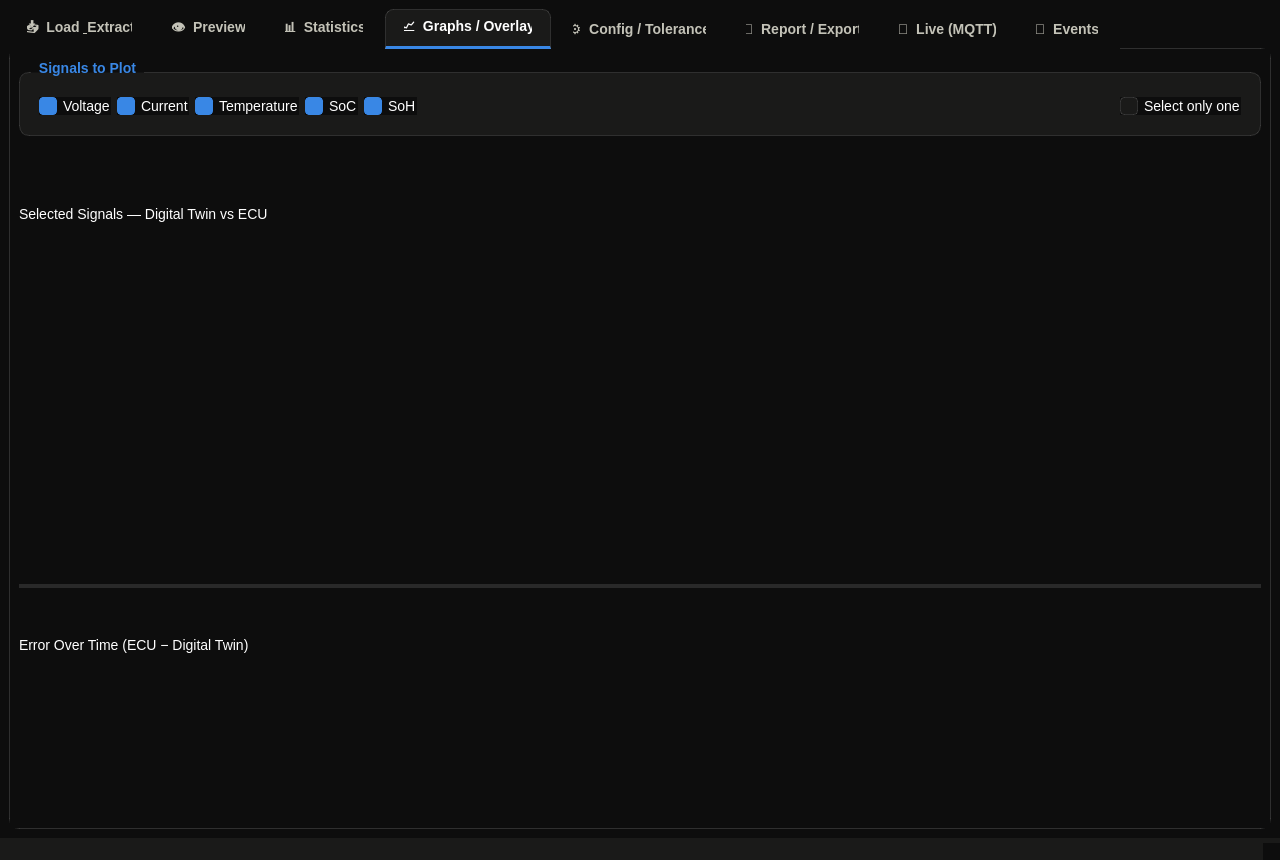
The window that f.ui (Mezo-2006/COMPARISON-BATTERY-TOOL) describes before a commit, drawn with Qt 5.
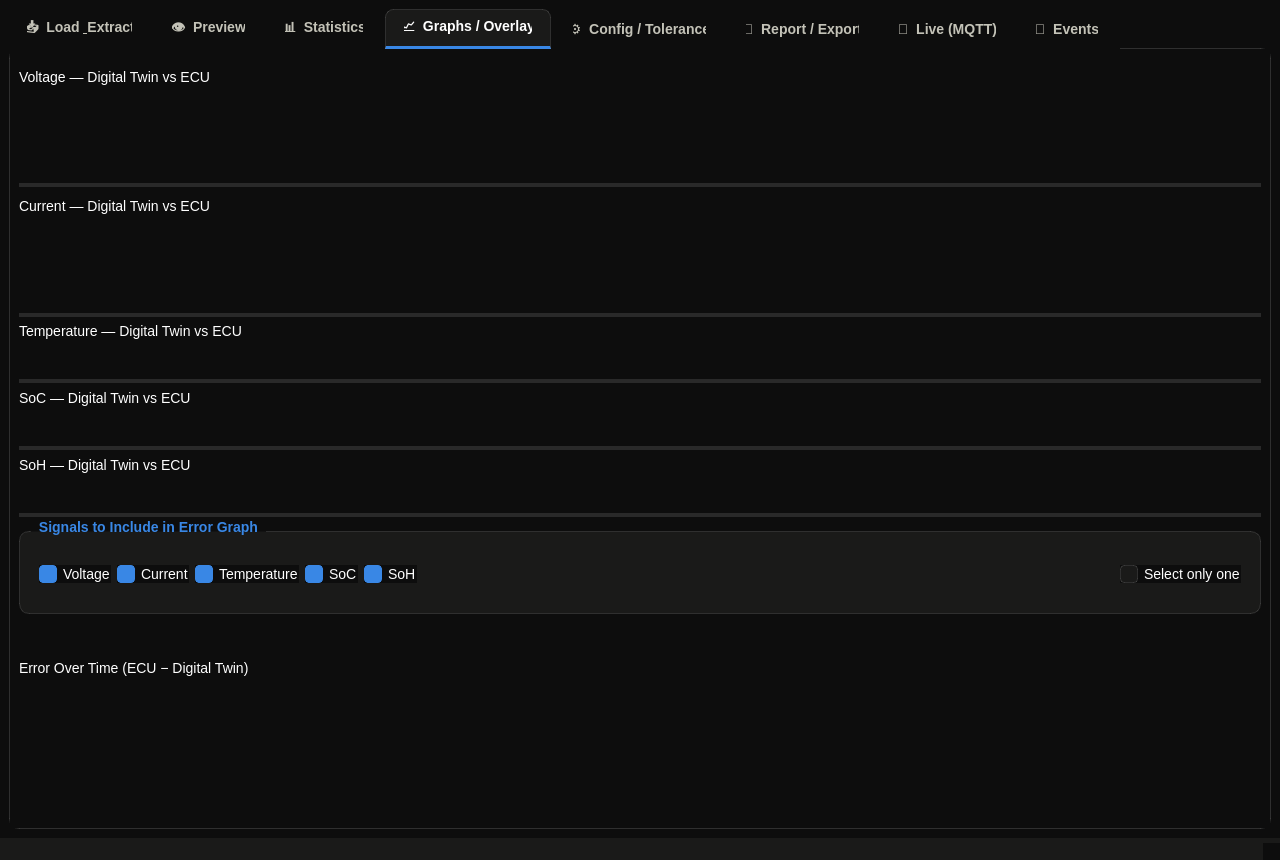
The same window after the commit. The open tabs and pages were chosen to show the change. Custom widgets are drawn as their Qt base class.

Patch:
```diff
--- a/f.ui
+++ b/f.ui
@@ -595,9 +595,112 @@
        </attribute>
        <layout class="QVBoxLayout" name="verticalLayoutGraphs">
         <item>
+         <widget class="QSplitter" name="splitterGraphs">
+          <property name="orientation">
+           <enum>Qt::Vertical</enum>
+          </property>
+          <widget class="QWidget" name="widgetVoltagePlotContainer">
+           <layout class="QVBoxLayout" name="verticalLayoutVoltagePlot">
+            <item>
+             <widget class="QLabel" name="labelVoltagePlotTitle">
+              <property name="text">
+               <string>Voltage — Digital Twin vs ECU</string>
+              </property>
+             </widget>
+            </item>
+            <item>
+             <widget class="QLabel" name="labelVoltageWarning">
+              <property name="styleSheet">
+               <string>color: #d32f2f; font-weight: bold;</string>
+              </property>
+              <property name="text">
+               <string/>
+              </property>
+              <property name="wordWrap">
+               <bool>true</bool>
+              </property>
+             </widget>
+            </item>
+            <item>
+             <widget class="PlotWidget" name="plotWidgetVoltage" native="true"/>
+            </item>
+           </layout>
+          </widget>
+          <widget class="QWidget" name="widgetCurrentPlotContainer">
+           <layout class="QVBoxLayout" name="verticalLayoutCurrentPlot">
+            <item>
+             <widget class="QLabel" name="labelCurrentPlotTitle">
+              <property name="text">
+               <string>Current — Digital Twin vs ECU</string>
+              </property>
+             </widget>
+            </item>
+            <item>
+             <widget class="QLabel" name="labelCurrentWarning">
+              <property name="styleSheet">
+               <string>color: #d32f2f; font-weight: bold;</string>
+              </property>
+              <property name="text">
+               <string/>
+              </property>
+              <property name="wordWrap">
+               <bool>true</bool>
+              </property>
+             </widget>
+            </item>
+            <item>
+             <widget class="PlotWidget" name="plotWidgetCurrent" native="true"/>
+            </item>
+           </layout>
+          </widget>
+          <widget class="QWidget" name="widgetTemperaturePlotContainer">
+           <layout class="QVBoxLayout" name="verticalLayoutTemperaturePlot">
+            <item>
+             <widget class="QLabel" name="labelTemperaturePlotTitle">
+              <property name="text">
+               <string>Temperature — Digital Twin vs ECU</string>
+              </property>
+             </widget>
+            </item>
+            <item>
+             <widget class="PlotWidget" name="plotWidgetTemperature" native="true"/>
+            </item>
+           </layout>
+          </widget>
+          <widget class="QWidget" name="widgetSocPlotContainer">
+           <layout class="QVBoxLayout" name="verticalLayoutSocPlot">
+            <item>
+             <widget class="QLabel" name="labelSocPlotTitle">
+              <property name="text">
+               <string>SoC — Digital Twin vs ECU</string>
+              </property>
+             </widget>
+            </item>
+            <item>
+             <widget class="PlotWidget" name="plotWidgetSoc" native="true"/>
+            </item>
+           </layout>
+          </widget>
+          <widget class="QWidget" name="widgetSohPlotContainer">
+           <layout class="QVBoxLayout" name="verticalLayoutSohPlot">
+            <item>
+             <widget class="QLabel" name="labelSohPlotTitle">
+              <property name="text">
+               <string>SoH — Digital Twin vs ECU</string>
+              </property>
+             </widget>
+            </item>
+            <item>
+             <widget class="PlotWidget" name="plotWidgetSoh" native="true"/>
+            </item>
+           </layout>
+          </widget>
+          <widget class="QWidget" name="widgetErrorPlotContainer">
+           <layout class="QVBoxLayout" name="verticalLayoutErrorPlot">
+            <item>
          <widget class="QGroupBox" name="groupBoxSignalSelection">
           <property name="title">
-           <string>Signals to Plot</string>
+               <string>Signals to Include in Error Graph</string>
           </property>
           <layout class="QHBoxLayout" name="horizontalLayoutSignalSelection">
            <item>
@@ -676,57 +779,6 @@
           </layout>
          </widget>
         </item>
-        <item>
-         <widget class="QSplitter" name="splitterGraphs">
-          <property name="orientation">
-           <enum>Qt::Vertical</enum>
-          </property>
-          <widget class="QWidget" name="widgetOverlayPlotContainer">
-           <layout class="QVBoxLayout" name="verticalLayoutOverlayPlot">
-            <item>
-             <widget class="QLabel" name="labelOverlayPlotTitle">
-              <property name="text">
-               <string>Selected Signals — Digital Twin vs ECU</string>
-              </property>
-             </widget>
-            </item>
-            <item>
-             <layout class="QHBoxLayout" name="horizontalLayoutOverlayWarnings">
-              <item>
-               <widget class="QLabel" name="labelVoltageWarning">
-                <property name="styleSheet">
-                 <string>color: #d32f2f; font-weight: bold;</string>
-                </property>
-                <property name="text">
-                 <string/>
-                </property>
-                <property name="wordWrap">
-                 <bool>true</bool>
-                </property>
-               </widget>
-              </item>
-              <item>
-               <widget class="QLabel" name="labelCurrentWarning">
-                <property name="styleSheet">
-                 <string>color: #d32f2f; font-weight: bold;</string>
-                </property>
-                <property name="text">
-                 <string/>
-                </property>
-                <property name="wordWrap">
-                 <bool>true</bool>
-                </property>
-               </widget>
-              </item>
-             </layout>
-            </item>
-            <item>
-             <widget class="PlotWidget" name="plotWidgetOverlay" native="true"/>
-            </item>
-           </layout>
-          </widget>
-          <widget class="QWidget" name="widgetErrorPlotContainer">
-           <layout class="QVBoxLayout" name="verticalLayoutErrorPlot">
             <item>
              <widget class="QLabel" name="labelErrorPlotTitle">
               <property name="text">
```
Lines whose indentation alone changed are shown as unchanged.
